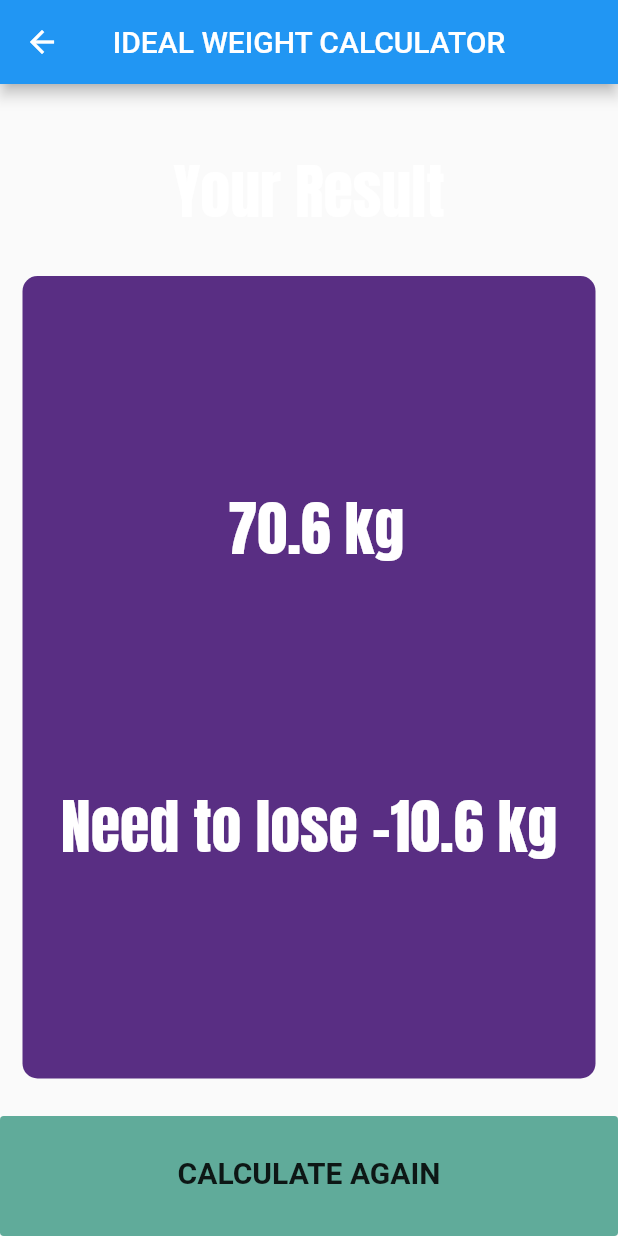
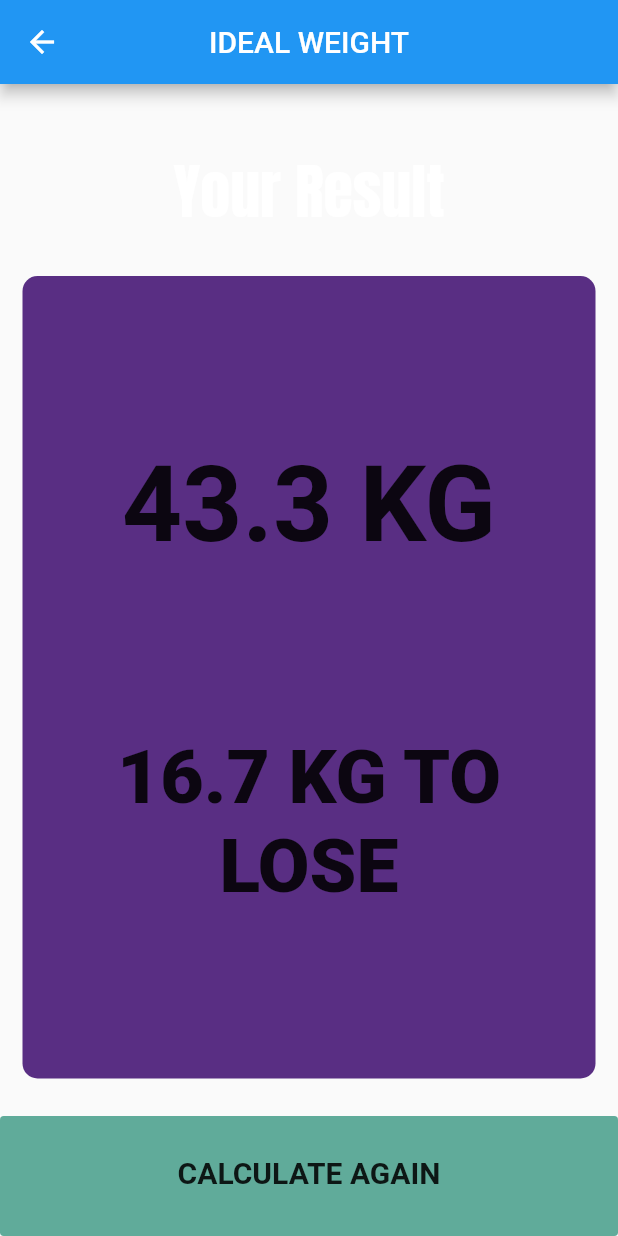
Before and after one commit to yys-yss/bmi-calculator-software, a Flutter app: the IBWCalculator screen opened directly, after a tap on "CALCULATE", on a phone screen of 412 x 824 dp. Run offline on Flutter 3.47's test engine with Material 2 defaults, Android fonts, the phone set to English and light mode, and no system bars; our stand-ins replace cloud_firestore, firebase_auth, firebase_core, font_awesome_flutter, google_fonts, quickalert; accounts and stored records are empty.

Commit message:
bmi, body fat, and ideal weight complete

```diff
--- a/lib/calculator_brain.dart
+++ b/lib/calculator_brain.dart
@@ -3,6 +3,7 @@ import 'dart:math';
 
 import 'constants.dart';
 import 'defines.dart';
+
 class BMICalculatorBrain {
   final int height;
   final int weight;
@@ -115,9 +116,6 @@ class BMICalculatorBrain {
   }
 }
 
-
-
-
 class BodyFatCalculatorBrain {
   Gender? selectedGender = Gender.male;
   int age = 18;
@@ -128,24 +126,38 @@ class BodyFatCalculatorBrain {
   int hip = 90;
   late final double _bodyFat;
 
-  BodyFatCalculatorBrain({required this.height, required this.weight, required this.neck, required this.waist, required this.hip, required this.age, required this.selectedGender});
+  BodyFatCalculatorBrain(
+      {required this.height,
+      required this.weight,
+      required this.neck,
+      required this.waist,
+      required this.hip,
+      required this.age,
+      required this.selectedGender});
+
 // https://1techplus.blogspot.com/2016/07/c-code-to-calculate-body-fat-of-person.html
 
   String calculateBodyFat() {
-    if(selectedGender == Gender.male)
-    {
-      _bodyFat = ((495)/(1.0324 - 0.19077 * (log(waist - neck) / ln10) + 0.15456 * (log(height) / ln10))) - 450;
+    if (selectedGender == Gender.male) {
+      _bodyFat = ((495) /
+              (1.0324 -
+                  0.19077 * (log(waist - neck) / ln10) +
+                  0.15456 * (log(height) / ln10))) -
+          450;
       return _bodyFat.toStringAsFixed(1);
-    }
-    else
-    {
-      _bodyFat = ((495)/(1.29579 - 0.35004 * (log((waist + hip) - neck) / ln10) + 0.22100 * (log(height) / ln10))) - 450;
+    } else {
+      _bodyFat = ((495) /
+              (1.29579 -
+                  0.35004 * (log((waist + hip) - neck) / ln10) +
+                  0.22100 * (log(height) / ln10))) -
+          450;
       return _bodyFat.toStringAsFixed(1);
     }
   }
+
 // https://tanita.eu/blog/healthy-body-fat-percentage
   Text getResult() {
-    if(selectedGender == Gender.male) {
+    if (selectedGender == Gender.male) {
       if (_bodyFat > 0 && _bodyFat < 7) {
         return Text(
           'UNDERFAT',
@@ -173,8 +185,7 @@ class BodyFatCalculatorBrain {
             fontWeight: FontWeight.bold,
           ),
         );
-      }
-      else {
+      } else {
         return Text(
           'OBESE',
           style: TextStyle(
@@ -184,9 +195,7 @@ class BodyFatCalculatorBrain {
           ),
         );
       }
-    }
-    else
-    {
+    } else {
       if (_bodyFat > 0 && _bodyFat < 23) {
         return Text(
           'UNDERFAT',
@@ -214,8 +223,7 @@ class BodyFatCalculatorBrain {
             fontWeight: FontWeight.bold,
           ),
         );
-      }
-      else {
+      } else {
         return Text(
           'OBESE',
           style: TextStyle(
@@ -229,62 +237,81 @@ class BodyFatCalculatorBrain {
   }
 
   Widget getAdvice() {
-    if(selectedGender == Gender.male) {
+    if (selectedGender == Gender.male) {
       if (_bodyFat <= 0 && _bodyFat > 7) {
-        return Text(
-          'Try to eat more.',
-          style: kAdviceTextStyle,
-          textAlign: TextAlign.center
-        );
+        return Text('Try to eat more.',
+            style: kAdviceTextStyle, textAlign: TextAlign.center);
       } else if (_bodyFat > 7 && _bodyFat <= 22) {
-        return Text(
-          'You are doing well. Keep it up!',
-          style: kAdviceTextStyle,
-          textAlign: TextAlign.center
-        );
+        return Text('You are doing well. Keep it up!',
+            style: kAdviceTextStyle, textAlign: TextAlign.center);
       } else if (_bodyFat > 22 && _bodyFat <= 28) {
         return Text(
             'You are starting to become Obese. Eat less and exercise more!',
             style: kAdviceTextStyle,
-          textAlign: TextAlign.center
-        );
-      }
-      else {
+            textAlign: TextAlign.center);
+      } else {
         return Text(
             'You have a high body fat percentage. Go on extreme diets and exercise everyday!',
             style: kAdviceTextStyle,
-          textAlign: TextAlign.center
-        );
+            textAlign: TextAlign.center);
       }
-    }
-    else
-    {
+    } else {
       if (_bodyFat <= 0 && _bodyFat > 23) {
-        return Text(
-          'Try to ear more.',
-          style: kAdviceTextStyle,
-          textAlign: TextAlign.center
-        );
+        return Text('Try to eat more.',
+            style: kAdviceTextStyle, textAlign: TextAlign.center);
       } else if (_bodyFat > 23 && _bodyFat <= 34) {
-        return Text(
-          'You are doing well. Keep it up!',
-          style: kAdviceTextStyle,
-          textAlign: TextAlign.center
-        );
+        return Text('You are doing well. Keep it up!',
+            style: kAdviceTextStyle, textAlign: TextAlign.center);
       } else if (_bodyFat > 34 && _bodyFat <= 40) {
         return Text(
             'You are starting to become Obese. Eat less and exercise more!',
             style: kAdviceTextStyle,
-          textAlign: TextAlign.center
-        );
-      }
-      else {
+            textAlign: TextAlign.center);
+      } else {
         return Text(
             'You have a high body fat percentage. Go on extreme diets and exercise everyday!',
             style: kAdviceTextStyle,
-          textAlign: TextAlign.center
-        );
+            textAlign: TextAlign.center);
       }
     }
   }
 }
+
+class IBWCalculatorBrain {
+  final int height;
+  final int weight;
+  final Gender? selectedGender;
+
+  IBWCalculatorBrain({required this.height, required this.weight, required this.selectedGender});
+
+  String calculateIBW() {
+    if (selectedGender == Gender.male) {
+      return (50 + 0.91 * (height - 152.4)).toStringAsFixed(1);
+    } else {
+      return (45.5 + 0.91 * (height - 152.4)).toStringAsFixed(1);
+    }
+  }
+
+  Text getResult() {
+    double result = weight - double.parse(calculateIBW());
+    if (result > 1) {
+      return Text((result.abs().toStringAsFixed(1)) + ' KG TO LOSE',
+      style: kHeavyTextStyle,
+      textAlign: TextAlign.center);
+    }
+    if (result < -1) {
+      return Text((result.abs().toStringAsFixed(1)) + ' KG TO GAIN',
+      style: kHeavyTextStyle,
+          textAlign: TextAlign.center);
+    }
+    else {
+      return Text('IDEAL WEIGHT ACHIEVED',
+      style: TextStyle(
+        fontSize: 50.0,
+        fontWeight: FontWeight.w900,
+        color: Colors.green
+      ),
+          textAlign: TextAlign.center);
+    }
+  }
+}
--- a/lib/constants.dart
+++ b/lib/constants.dart
@@ -32,11 +32,6 @@ const kCalculatedBMITextStyle = TextStyle(
 const kAdviceTextStyle = TextStyle(
   fontSize: 25.0,
 );
-const kBMITextStyle = TextStyle(
-  fontSize: 25.0,
-  color: Colors.green,
-  fontWeight: FontWeight.bold,
-);
 const kInfoTextStyle = TextStyle(
   fontSize: 20.0,
   color: Color(0xFFbdb0e3),
--- a/lib/pages/ibw_calculator.dart
+++ b/lib/pages/ibw_calculator.dart
@@ -1,23 +1,37 @@
+import 'package:bmi_calculator/database_brain.dart';
 import 'package:flutter/material.dart';
+import '../widgets/reusable_card.dart';
 import '../constants.dart';
-import '../widgets/reusable_card.dart';
-import 'bmi_calculator.dart';
+import '../calculator_brain.dart';
+import 'results_page.dart';
+import 'package:bmi_calculator/defines.dart';
 
 class IBWCalculator extends StatefulWidget {
-  const IBWCalculator({Key? key}) : super(key: key);
+  @override
+  _IBWCalculatorState createState() => _IBWCalculatorState();
+}
+
+DatabaseBrain databaseBrain = DatabaseBrain();
+
+class _IBWCalculatorState extends State<IBWCalculator> {
 
   @override
-  State<IBWCalculator> createState() => _IBWCalculatorState();
+  void initState() {
+    databaseBrain.getGender().then((value) {
+      if (value == 'male') {
+        selectedGender = Gender.male;
+      } else if (value == 'female') {
+        selectedGender = Gender.female;
+      }
+    });
+    super.initState();
   }
 
-// TODO: ysf - create methods in calculator_brain.dart instead of writing the formulas here.
-
-class _IBWCalculatorState extends State<IBWCalculator> {
-  // Declare variables for height, weight, and gender
-  int _height = 175; // Initial value for the height slider
-  int _weight = 60;
-  bool _isMale = true; // TODO: ysf - We already have enum for gender in defines.dart, use that.
-  late double _idealWeight;
+  Gender? selectedGender;
+  int height = 150;
+  int weight = 60;
+  int age = 20;
+  String? gender;
 
   @override
   Widget build(BuildContext context) {
@@ -26,14 +40,13 @@ class _IBWCalculatorState extends State<IBWCalculator> {
         return true;
       },
       child: Scaffold(
-        resizeToAvoidBottomInset: false,
         appBar: AppBar(
           toolbarHeight: 60,
-          title: Text('IDEAL WEIGHT CALCULATOR'),
+          title: Text('IDEAL WEIGHT'),
           centerTitle: true,
         ),
         body: Column(
-          mainAxisAlignment: MainAxisAlignment.center,
+          crossAxisAlignment: CrossAxisAlignment.stretch,
           children: [
             Expanded(
               child: ReusableCard(
@@ -51,11 +64,11 @@ class _IBWCalculatorState extends State<IBWCalculator> {
                       textBaseline: TextBaseline.alphabetic,
                       children: [
                         Text(
-                          _height.toString(),
+                          height.toString(),
                           style: kHeavyTextStyle,
                         ),
                         Text(
-                          ' cm',
+                          'cm',
                           style: kCardTextStyle,
                         )
                       ],
@@ -69,14 +82,14 @@ class _IBWCalculatorState extends State<IBWCalculator> {
                             RoundSliderOverlayShape(overlayRadius: 30.0),
                       ),
                       child: Slider(
-                        value: _height.toDouble(),
+                        value: height.toDouble(),
                         min: 60.0,
                         max: 250.0,
                         activeColor: kActiveSliderColor,
                         inactiveColor: kInactiveSliderColor,
                         onChanged: (double newValue) {
                           setState(() {
-                            _height = newValue.round();
+                            height = newValue.round();
                           });
                         },
                       ),
@@ -85,7 +98,6 @@ class _IBWCalculatorState extends State<IBWCalculator> {
                 ),
               ),
             ),
-            SizedBox(height: 20.0),
             Expanded(
               child: ReusableCard(
                 color: kActiveCardColor,
@@ -102,7 +114,7 @@ class _IBWCalculatorState extends State<IBWCalculator> {
                       textBaseline: TextBaseline.alphabetic,
                       children: [
                         Text(
-                          _weight.toString(),
+                          weight.toString(),
                           style: kHeavyTextStyle,
                         ),
                         Text(
@@ -120,14 +132,14 @@ class _IBWCalculatorState extends State<IBWCalculator> {
                             RoundSliderOverlayShape(overlayRadius: 30.0),
                       ),
                       child: Slider(
-                        value: _weight.toDouble(),
+                        value: weight.toDouble(),
                         min: 30.0,
                         max: 200.0,
                         activeColor: kActiveSliderColor,
                         inactiveColor: kInactiveSliderColor,
                         onChanged: (double newValue) {
                           setState(() {
-                            _weight = newValue.round();
+                            weight = newValue.round();
                           });
                         },
                       ),
@@ -136,48 +148,24 @@ class _IBWCalculatorState extends State<IBWCalculator> {
                 ),
               ),
             ),
-            SizedBox(height: 20),
-            // Text('Gender:'),
-            // Row(
-            //   mainAxisAlignment: MainAxisAlignment.center,
-            //   children: [
-            //     Radio(
-            //       value: true,
-            //       groupValue: _isMale,
-            //       onChanged: (bool? value) {
-            //         setState(() {
-            //           _isMale = value!;
-            //         });
-            //       },
-            //     ),
-            //     Text('Male'),
-            //     Radio(
-            //       value: false,
-            //       groupValue: _isMale,
-            //       onChanged: (bool? value) {
-            //         setState(() {
-            //           _isMale = value!;
-            //         });
-            //       },
-            //     ),
-            //     Text('Female'),
-            //   ],
-            // ),
-            SizedBox(height: 20.0),
             BottomButton(
               onTap: () {
-                 _idealWeight = _isMale
-                    ? 50 + 0.91 * (_height - 152.4)
-                    : 45.5 + 0.91 * (_height - 152.4) ;
+                IBWCalculatorBrain calculatorBrain = IBWCalculatorBrain(
+                    height: height,
+                    weight: weight,
+                    selectedGender: selectedGender);
                 Navigator.push(
                   context,
                   MaterialPageRoute(
-                    builder: (context) => ResultScreen(idealWeight: _idealWeight, weight: _weight,),
+                    builder: (context) => IBWResultsPage(
+                      ibw: calculatorBrain.calculateIBW(),
+                      resultText: calculatorBrain.getResult(),
+                    ),
                   ),
                 );
               },
               text: 'CALCULATE',
-            ),
+            )
           ],
         ),
       ),
@@ -185,65 +173,31 @@ class _IBWCalculatorState extends State<IBWCalculator> {
   }
 }
 
-class ResultScreen extends StatelessWidget {
-  final double idealWeight;
-  int weight;
+class BottomButton extends StatelessWidget {
+  final Function()? onTap;
+  final String? text;
 
-
-
-  ResultScreen({Key? key, required this.idealWeight, required this.weight}) : super(key: key);
+  BottomButton({required this.onTap, required this.text});
 
   @override
   Widget build(BuildContext context) {
-    return Scaffold(
-      appBar: AppBar(
-        centerTitle: true,
-        title: Text('IDEAL WEIGHT CALCULATOR'),
-      ),
-      body: Column(
-          mainAxisAlignment: MainAxisAlignment.center,
-          crossAxisAlignment: CrossAxisAlignment.stretch,
-          children: [
-            Expanded(
+    return GestureDetector(
+      onTap: onTap,
+      child: Container(
         child: Center(
-                child: Container(
-                  padding: EdgeInsets.only(top: 30.0),
           child: Text(
-                    'Your Result',
-                    style: kResultTextStyle,
+            text!,
+            style: kLargeButtonTextStyle,
           ),
         ),
+        padding: EdgeInsets.only(bottom: 5.0),
+        margin: EdgeInsets.only(top: 10),
+        width: double.infinity,
+        height: kBottomContainerHeight,
+        decoration: BoxDecoration(
+          color: kBottomContainerColor,
+          borderRadius: BorderRadius.circular(2.5),
         ),
-            ),
-            Expanded(
-              flex: 5,
-              child: ReusableCard(
-                color: kActiveCardColor,
-                cardChild: Column(
-                  mainAxisAlignment: MainAxisAlignment.spaceEvenly,
-                  crossAxisAlignment: CrossAxisAlignment.center,
-                  children: [
-                    Container(
-                      child: Text(
-                          ' ${idealWeight.toStringAsFixed(1)} kg',
-                      style:kResultTextStyle,),
-                    ),
-                    Container(
-                      child: Text(
-                        'Need to lose ${ (weight- idealWeight).toStringAsFixed(1)} kg',
-                        style:kResultTextStyle,
-                      ),
-                    ),
-                  ],
-                ),
-              ),
-            ),
-            BottomButton(
-                onTap: () {
-                  Navigator.pop(context);
-                },
-                text: 'CALCULATE AGAIN')
-          ]
       ),
     );
   }
--- a/lib/pages/offline_mode.dart
+++ b/lib/pages/offline_mode.dart
@@ -222,7 +222,7 @@ class _OfflineModeState extends State<OfflineMode> {
                 Navigator.push(
                   context,
                   MaterialPageRoute(
-                    builder: (context) => ResultsPage(
+                    builder: (context) => BMIResultsPage(
                       bmi: calculatorBrain.calculateBMI(),
                       resultText: calculatorBrain.getResult(),
                       advice: calculatorBrain.getAdvice(),
--- a/lib/pages/results_page.dart
+++ b/lib/pages/results_page.dart
@@ -3,12 +3,12 @@ import 'package:flutter/material.dart';
 import '../constants.dart';
 import '../widgets/reusable_card.dart';
 
-class ResultsPage extends StatelessWidget {
+class BMIResultsPage extends StatelessWidget {
   final String bmi;
   final Text resultText;
   final Widget advice;
 
-  ResultsPage(
+  BMIResultsPage(
       {required this.bmi, required this.resultText, required this.advice});
 
   @override
@@ -67,7 +67,6 @@ class ResultsPage extends StatelessWidget {
     );
   }
 }
-
 
 class BodyFatResultsPage extends StatelessWidget {
   final String bodyFat;
@@ -133,3 +132,64 @@ class BodyFatResultsPage extends StatelessWidget {
     );
   }
 }
+
+class IBWResultsPage extends StatelessWidget {
+  final String ibw;
+  final Text resultText;
+
+  IBWResultsPage(
+      {required this.ibw, required this.resultText});
+
+  @override
+  Widget build(BuildContext context) {
+    return Scaffold(
+      appBar: AppBar(
+        centerTitle: true,
+        title: Text('IDEAL WEIGHT'),
+      ),
+      body: Column(
+        mainAxisAlignment: MainAxisAlignment.center,
+        crossAxisAlignment: CrossAxisAlignment.stretch,
+        children: [
+          Expanded(
+            child: Center(
+              child: Container(
+                padding: EdgeInsets.only(top: 30.0),
+                child: Text(
+                  'Your Result',
+                  style: kResultTextStyle,
+                ),
+              ),
+            ),
+          ),
+          Expanded(
+            flex: 5,
+            child: ReusableCard(
+              color: kActiveCardColor,
+              cardChild: Column(
+                mainAxisAlignment: MainAxisAlignment.spaceEvenly,
+                crossAxisAlignment: CrossAxisAlignment.center,
+                children: [
+                  Container(
+                    child: Text(
+                      ibw + ' KG',
+                      style: kCalculatedBMITextStyle,
+                    ),
+                  ),
+                  Container(
+                    child: Center(child: resultText),
+                  ),
+                ],
+              ),
+            ),
+          ),
+          BottomButton(
+              onTap: () {
+                Navigator.pop(context);
+              },
+              text: 'CALCULATE AGAIN')
+        ],
+      ),
+    );
+  }
+}
```
Also changed, not shown: lib/pages/bmi_calculator.dart (+2 -6 lines). Lines whose indentation alone changed are shown as unchanged.
